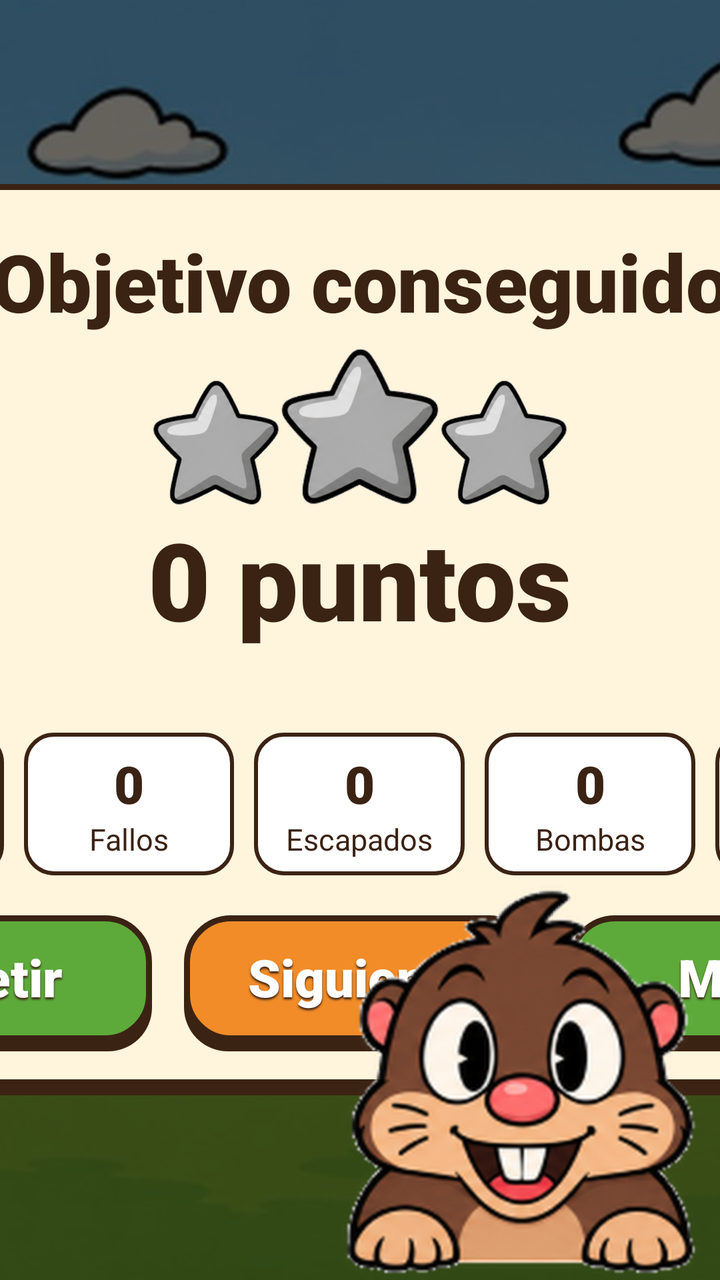
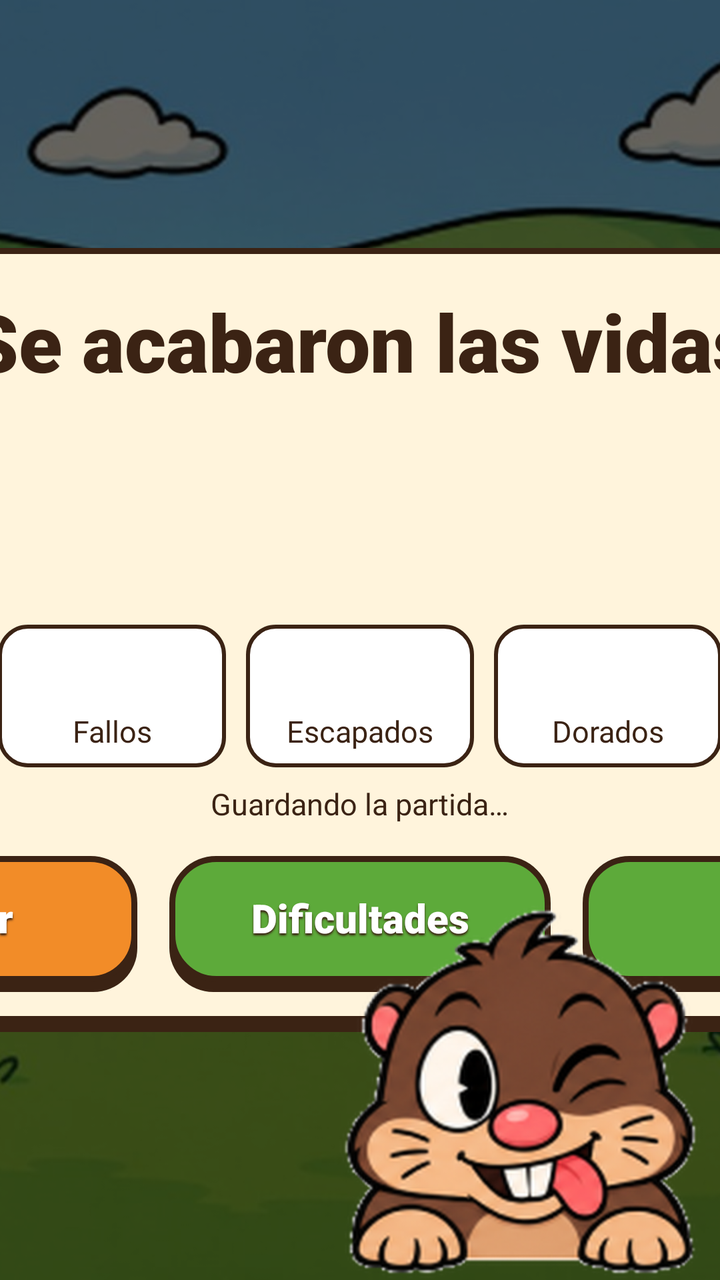

Screens rendered from an Android XML layout before and after an edit, with the pre-edit source and the edit as a unified diff.
<!-- AndroidManifest.xml: application theme Theme.Topohit -->
<!-- res/layout/activity_resultado.xml -->
<?xml version="1.0" encoding="utf-8"?>
<FrameLayout xmlns:android="http://schemas.android.com/apk/res/android"
    android:layout_width="match_parent"
    android:layout_height="match_parent">

    <ImageView
        android:id="@+id/imgFondo"
        android:layout_width="match_parent"
        android:layout_height="match_parent"
        android:scaleType="centerCrop"
        android:src="@drawable/fondo_partida_normal" />

    <View
        android:layout_width="match_parent"
        android:layout_height="match_parent"
        android:background="@color/oscurecer" />

    <LinearLayout
        android:id="@+id/layPanel"
        android:layout_width="620dp"
        android:layout_height="wrap_content"
        android:layout_gravity="center"
        android:background="@drawable/panel_crema"
        android:gravity="center_horizontal"
        android:orientation="vertical"
        android:padding="22dp">

        <TextView
            android:id="@+id/lblTitulo"
            style="@style/Titulo"
            android:layout_width="match_parent"
            android:layout_height="wrap_content"
            android:text="¡Objetivo conseguido!" />

        
        <LinearLayout
            android:id="@+id/layEstrellas"
            android:layout_width="wrap_content"
            android:layout_height="wrap_content"
            android:layout_marginTop="6dp"
            android:gravity="bottom"
            android:orientation="horizontal">

            <ImageView
                android:id="@+id/imgEstrella1"
                android:layout_width="64dp"
                android:layout_height="64dp"
                android:src="@drawable/estrella_vacia" />

            <ImageView
                android:id="@+id/imgEstrella2"
                android:layout_width="80dp"
                android:layout_height="80dp"
                android:src="@drawable/estrella_vacia" />

            <ImageView
                android:id="@+id/imgEstrella3"
                android:layout_width="64dp"
                android:layout_height="64dp"
                android:src="@drawable/estrella_vacia" />
        </LinearLayout>

        <TextView
            android:id="@+id/lblNuevoRecord"
            android:layout_width="wrap_content"
            android:layout_height="wrap_content"
            android:layout_marginTop="6dp"
            android:background="@drawable/chip_naranja"
            android:fontFamily="sans-serif-black"
            android:paddingLeft="18dp"
            android:paddingTop="4dp"
            android:paddingRight="18dp"
            android:paddingBottom="6dp"
            android:text="@string/nuevo_record"
            android:textColor="@color/blanco"
            android:textSize="@dimen/texto_pequeno"
            android:visibility="gone" />

        <TextView
            android:id="@+id/lblPuntos"
            android:layout_width="wrap_content"
            android:layout_height="wrap_content"
            android:fontFamily="sans-serif-black"
            android:text="0 puntos"
            android:textColor="@color/marron"
            android:textSize="@dimen/texto_puntos" />

        <TextView
            android:id="@+id/lblSubtitulo"
            android:layout_width="wrap_content"
            android:layout_height="wrap_content"
            android:textColor="@color/marron"
            android:textSize="@dimen/texto_normal"
            android:textStyle="bold" />

        <LinearLayout
            android:layout_width="match_parent"
            android:layout_height="wrap_content"
            android:layout_marginTop="14dp"
            android:orientation="horizontal">

                <LinearLayout
                    android:layout_width="0dp"
                    android:layout_height="wrap_content"
                    android:layout_marginLeft="5dp"
                    android:layout_marginRight="5dp"
                    android:layout_weight="1"
                    android:background="@drawable/dato"
                    android:orientation="vertical"
                    android:paddingTop="8dp"
                    android:paddingBottom="8dp">

                    <TextView
                        android:id="@+id/lblAciertos"
                        style="@style/DatoNumero"
                        android:text="0" />

                    <TextView
                        style="@style/DatoEtiqueta"
                        android:text="@string/aciertos" />
                </LinearLayout>

                <LinearLayout
                    android:layout_width="0dp"
                    android:layout_height="wrap_content"
                    android:layout_marginLeft="5dp"
                    android:layout_marginRight="5dp"
                    android:layout_weight="1"
                    android:background="@drawable/dato"
                    android:orientation="vertical"
                    android:paddingTop="8dp"
                    android:paddingBottom="8dp">

                    <TextView
                        android:id="@+id/lblFallos"
                        style="@style/DatoNumero"
                        android:text="0" />

                    <TextView
                        style="@style/DatoEtiqueta"
                        android:text="@string/fallos" />
                </LinearLayout>

                <LinearLayout
                    android:layout_width="0dp"
                    android:layout_height="wrap_content"
                    android:layout_marginLeft="5dp"
                    android:layout_marginRight="5dp"
                    android:layout_weight="1"
                    android:background="@drawable/dato"
                    android:orientation="vertical"
                    android:paddingTop="8dp"
                    android:paddingBottom="8dp">

                    <TextView
                        android:id="@+id/lblEscapados"
                        style="@style/DatoNumero"
                        android:text="0" />

                    <TextView
                        style="@style/DatoEtiqueta"
                        android:text="@string/escapados" />
                </LinearLayout>

                <LinearLayout
                    android:layout_width="0dp"
                    android:layout_height="wrap_content"
                    android:layout_marginLeft="5dp"
                    android:layout_marginRight="5dp"
                    android:layout_weight="1"
                    android:background="@drawable/dato"
                    android:orientation="vertical"
                    android:paddingTop="8dp"
                    android:paddingBottom="8dp">

                    <TextView
                        android:id="@+id/lblBombas"
                        style="@style/DatoNumero"
                        android:text="0" />

                    <TextView
                        style="@style/DatoEtiqueta"
                        android:text="@string/bombas" />
                </LinearLayout>

                <LinearLayout
                    android:layout_width="0dp"
                    android:layout_height="wrap_content"
                    android:layout_marginLeft="5dp"
                    android:layout_marginRight="5dp"
                    android:layout_weight="1"
                    android:background="@drawable/dato"
                    android:orientation="vertical"
                    android:paddingTop="8dp"
                    android:paddingBottom="8dp">

                    <TextView
                        android:id="@+id/lblRacha"
                        style="@style/DatoNumero"
                        android:text="0" />

                    <TextView
                        style="@style/DatoEtiqueta"
                        android:text="@string/mejor_racha" />
                </LinearLayout>
        </LinearLayout>

        <LinearLayout
            android:layout_width="match_parent"
            android:layout_height="wrap_content"
            android:layout_marginTop="20dp"
            android:orientation="horizontal">

            <TextView
                android:id="@+id/btnRepetir"
                style="@style/BotonJuego"
                android:layout_width="0dp"
                android:layout_marginLeft="8dp"
                android:layout_marginRight="8dp"
                android:layout_weight="1"
                android:background="@drawable/btn_verde"
                android:text="@string/repetir" />

            <TextView
                android:id="@+id/btnSiguiente"
                style="@style/BotonJuego"
                android:layout_width="0dp"
                android:layout_marginLeft="8dp"
                android:layout_marginRight="8dp"
                android:layout_weight="1"
                android:background="@drawable/btn_naranja"
                android:text="@string/siguiente" />

            <TextView
                android:id="@+id/btnMenu"
                style="@style/BotonJuego"
                android:layout_width="0dp"
                android:layout_marginLeft="8dp"
                android:layout_marginRight="8dp"
                android:layout_weight="1"
                android:background="@drawable/btn_verde"
                android:text="@string/menu" />
        </LinearLayout>
    </LinearLayout>

    <ImageView
        android:id="@+id/imgTopo"
        android:layout_width="200dp"
        android:layout_height="220dp"
        android:layout_gravity="bottom|end"
        android:src="@drawable/topo_normal_03_feliz" />
</FrameLayout>
<!-- resources referenced by this layout -->
<resources>
  <color name="blanco">#FFFFFF</color>
  <color name="marron">#3B2314</color>
  <color name="oscurecer">#99000000</color>
  <dimen name="texto_normal">20sp</dimen>
  <dimen name="texto_pequeno">15sp</dimen>
  <dimen name="texto_puntos">54sp</dimen>
  <!-- drawable dato (drawable) -->
  <?xml version="1.0" encoding="utf-8"?>
  <shape xmlns:android="http://schemas.android.com/apk/res/android" android:shape="rectangle">
      <corners android:radius="14dp" />
      <solid android:color="@color/blanco" />
      <stroke android:width="2dp" android:color="@color/marron" />
  </shape>
  <!-- drawable estrella_vacia: png bitmap (drawable-nodpi, 81219 bytes) -->
  <!-- drawable topo_normal_03_feliz: png bitmap (drawable-nodpi, 133521 bytes) -->
  <string name="aciertos">Aciertos</string>
  <string name="bombas">Bombas</string>
  <string name="escapados">Escapados</string>
  <string name="fallos">Fallos</string>
  <string name="mejor_racha">Mejor racha</string>
  <string name="menu">Menú</string>
  <string name="nuevo_record">¡NUEVO RÉCORD!</string>
  <string name="repetir">Repetir</string>
  <string name="siguiente">Siguiente</string>
  <style name="Titulo">
          <item name="android:textSize">@dimen/texto_titulo</item>
          <item name="android:fontFamily">sans-serif-black</item>
          <item name="android:textStyle">bold</item>
          <item name="android:textColor">@color/marron</item>
          <item name="android:gravity">center</item>
      </style>
  <color name="naranja">#F28C28</color>
  <color name="verde">#5DAA3A</color>
  <color name="crema">#FFF4DC</color>
  <dimen name="alto_boton">68dp</dimen>
  <dimen name="texto_boton">26sp</dimen>
  <dimen name="texto_grande">26sp</dimen>
  <dimen name="texto_titulo">40sp</dimen>
  <!-- unchanged entries left out for length: 9 -->
</resources>

<!-- the commit's change to res/layout/activity_resultado.xml (unified diff, before → after) -->
@@ -4,9 +4,10 @@
     android:layout_height="match_parent">
 
     <ImageView
-        android:id="@+id/imgFondo"
+        android:id="@+id/ImgResultadoFondo"
         android:layout_width="match_parent"
         android:layout_height="match_parent"
+        android:contentDescription="@null"
         android:scaleType="centerCrop"
         android:src="@drawable/fondo_partida_normal" />
 
@@ -16,237 +17,156 @@
         android:background="@color/oscurecer" />
 
     <LinearLayout
-        android:id="@+id/layPanel"
-        android:layout_width="620dp"
+        android:id="@+id/LayResultadoPanel"
+        android:layout_width="@dimen/ancho_panel_resultado"
         android:layout_height="wrap_content"
         android:layout_gravity="center"
         android:background="@drawable/panel_crema"
         android:gravity="center_horizontal"
         android:orientation="vertical"
-        android:padding="22dp">
+        android:padding="@dimen/relleno_panel_pequeno">
 
         <TextView
-            android:id="@+id/lblTitulo"
+            android:id="@+id/LblResultadoTitulo"
             style="@style/Titulo"
             android:layout_width="match_parent"
             android:layout_height="wrap_content"
-            android:text="¡Objetivo conseguido!" />
-
-        
-        <LinearLayout
-            android:id="@+id/layEstrellas"
-            android:layout_width="wrap_content"
-            android:layout_height="wrap_content"
-            android:layout_marginTop="6dp"
-            android:gravity="bottom"
-            android:orientation="horizontal">
-
-            <ImageView
-                android:id="@+id/imgEstrella1"
-                android:layout_width="64dp"
-                android:layout_height="64dp"
-                android:src="@drawable/estrella_vacia" />
-
-            <ImageView
-                android:id="@+id/imgEstrella2"
-                android:layout_width="80dp"
-                android:layout_height="80dp"
-                android:src="@drawable/estrella_vacia" />
-
-            <ImageView
-                android:id="@+id/imgEstrella3"
-                android:layout_width="64dp"
-                android:layout_height="64dp"
-                android:src="@drawable/estrella_vacia" />
-        </LinearLayout>
+            android:text="@string/resultado_titulo" />
 
         <TextView
-            android:id="@+id/lblNuevoRecord"
-            android:layout_width="wrap_content"
-            android:layout_height="wrap_content"
-            android:layout_marginTop="6dp"
-            android:background="@drawable/chip_naranja"
-            android:fontFamily="sans-serif-black"
-            android:paddingLeft="18dp"
-            android:paddingTop="4dp"
-            android:paddingRight="18dp"
-            android:paddingBottom="6dp"
+            android:id="@+id/LblResultadoNuevoRecord"
+            style="@style/Chip"
+            android:layout_marginTop="@dimen/separacion_mini"
             android:text="@string/nuevo_record"
-            android:textColor="@color/blanco"
-            android:textSize="@dimen/texto_pequeno"
             android:visibility="gone" />
 
         <TextView
-            android:id="@+id/lblPuntos"
+            android:id="@+id/LblResultadoPuntos"
             android:layout_width="wrap_content"
             android:layout_height="wrap_content"
             android:fontFamily="sans-serif-black"
-            android:text="0 puntos"
             android:textColor="@color/marron"
             android:textSize="@dimen/texto_puntos" />
 
         <TextView
-            android:id="@+id/lblSubtitulo"
+            android:id="@+id/LblResultadoSubtitulo"
             android:layout_width="wrap_content"
             android:layout_height="wrap_content"
             android:textColor="@color/marron"
             android:textSize="@dimen/texto_normal"
             android:textStyle="bold" />
 
-        <LinearLayout
-            android:layout_width="match_parent"
-            android:layout_height="wrap_content"
-            android:layout_marginTop="14dp"
-            android:orientation="horizontal">
-
-                <LinearLayout
-                    android:layout_width="0dp"
-                    android:layout_height="wrap_content"
-                    android:layout_marginLeft="5dp"
-                    android:layout_marginRight="5dp"
-                    android:layout_weight="1"
-                    android:background="@drawable/dato"
-                    android:orientation="vertical"
-                    android:paddingTop="8dp"
-                    android:paddingBottom="8dp">
-
-                    <TextView
-                        android:id="@+id/lblAciertos"
-                        style="@style/DatoNumero"
-                        android:text="0" />
-
-                    <TextView
-                        style="@style/DatoEtiqueta"
-                        android:text="@string/aciertos" />
-                </LinearLayout>
-
-                <LinearLayout
-                    android:layout_width="0dp"
-                    android:layout_height="wrap_content"
-                    android:layout_marginLeft="5dp"
-                    android:layout_marginRight="5dp"
-                    android:layout_weight="1"
-                    android:background="@drawable/dato"
-                    android:orientation="vertical"
-                    android:paddingTop="8dp"
-                    android:paddingBottom="8dp">
-
-                    <TextView
-                        android:id="@+id/lblFallos"
-                        style="@style/DatoNumero"
-                        android:text="0" />
-
-                    <TextView
-                        style="@style/DatoEtiqueta"
-                        android:text="@string/fallos" />
-                </LinearLayout>
-
-                <LinearLayout
-                    android:layout_width="0dp"
-                    android:layout_height="wrap_content"
-                    android:layout_marginLeft="5dp"
-                    android:layout_marginRight="5dp"
-                    android:layout_weight="1"
-                    android:background="@drawable/dato"
-                    android:orientation="vertical"
-                    android:paddingTop="8dp"
-                    android:paddingBottom="8dp">
-
-                    <TextView
-                        android:id="@+id/lblEscapados"
-                        style="@style/DatoNumero"
-                        android:text="0" />
-
-                    <TextView
-                        style="@style/DatoEtiqueta"
-                        android:text="@string/escapados" />
-                </LinearLayout>
-
-                <LinearLayout
-                    android:layout_width="0dp"
-                    android:layout_height="wrap_content"
-                    android:layout_marginLeft="5dp"
-                    android:layout_marginRight="5dp"
-                    android:layout_weight="1"
-                    android:background="@drawable/dato"
-                    android:orientation="vertical"
-                    android:paddingTop="8dp"
-                    android:paddingBottom="8dp">
-
-                    <TextView
-                        android:id="@+id/lblBombas"
-                        style="@style/DatoNumero"
-                        android:text="0" />
-
-                    <TextView
-                        style="@style/DatoEtiqueta"
-                        android:text="@string/bombas" />
-                </LinearLayout>
-
-                <LinearLayout
-                    android:layout_width="0dp"
-                    android:layout_height="wrap_content"
-                    android:layout_marginLeft="5dp"
-                    android:layout_marginRight="5dp"
-                    android:layout_weight="1"
-                    android:background="@drawable/dato"
-                    android:orientation="vertical"
-                    android:paddingTop="8dp"
-                    android:paddingBottom="8dp">
-
-                    <TextView
-                        android:id="@+id/lblRacha"
-                        style="@style/DatoNumero"
-                        android:text="0" />
-
-                    <TextView
-                        style="@style/DatoEtiqueta"
-                        android:text="@string/mejor_racha" />
-                </LinearLayout>
-        </LinearLayout>
+        
+        <TextView
+            android:id="@+id/LblResultadoDesbloqueo"
+            style="@style/Chip"
+            android:layout_marginTop="@dimen/separacion_pequena"
+            android:background="@drawable/chip_verde"
+            android:textSize="@dimen/texto_normal"
+            android:visibility="gone" />
 
         <LinearLayout
             android:layout_width="match_parent"
             android:layout_height="wrap_content"
-            android:layout_marginTop="20dp"
+            android:layout_marginTop="@dimen/separacion"
+            android:orientation="horizontal">
+
+            <LinearLayout style="@style/CajaDato">
+
+                <TextView
+                    android:id="@+id/LblResultadoAciertos"
+                    style="@style/DatoNumero" />
+
+                <TextView
+                    style="@style/DatoEtiqueta"
+                    android:text="@string/aciertos" />
+            </LinearLayout>
+
+            <LinearLayout style="@style/CajaDato">
+
+                <TextView
+                    android:id="@+id/LblResultadoFallos"
+                    style="@style/DatoNumero" />
+
+                <TextView
+                    style="@style/DatoEtiqueta"
+                    android:text="@string/fallos" />
+            </LinearLayout>
+
+            <LinearLayout style="@style/CajaDato">
+
+                <TextView
+                    android:id="@+id/LblResultadoEscapados"
+                    style="@style/DatoNumero" />
+
+                <TextView
+                    style="@style/DatoEtiqueta"
+                    android:text="@string/escapados" />
+            </LinearLayout>
+
+            <LinearLayout style="@style/CajaDato">
+
+                <TextView
+                    android:id="@+id/LblResultadoDorados"
+                    style="@style/DatoNumero" />
+
+                <TextView
+                    style="@style/DatoEtiqueta"
+                    android:text="@string/dorados" />
+            </LinearLayout>
+
+            <LinearLayout style="@style/CajaDato">
+
+                <TextView
+                    android:id="@+id/LblResultadoRacha"
+                    style="@style/DatoNumero" />
+
+                <TextView
+                    style="@style/DatoEtiqueta"
+                    android:text="@string/mejor_racha" />
+            </LinearLayout>
+        </LinearLayout>
+
+        <TextView
+            android:id="@+id/LblResultadoGuardado"
+            android:layout_width="wrap_content"
+            android:layout_height="wrap_content"
+            android:layout_marginTop="@dimen/separacion_pequena"
+            android:text="@string/resultado_guardando"
+            android:textColor="@color/marron"
+            android:textSize="@dimen/texto_pequeno" />
+
+        <LinearLayout
+            android:layout_width="match_parent"
+            android:layout_height="wrap_content"
+            android:layout_marginTop="@dimen/separacion"
             android:orientation="horizontal">
 
             <TextView
-                android:id="@+id/btnRepetir"
-                style="@style/BotonJuego"
-                android:layout_width="0dp"
-                android:layout_marginLeft="8dp"
-                android:layout_marginRight="8dp"
-                android:layout_weight="1"
-                android:background="@drawable/btn_verde"
+                android:id="@+id/BtnResultadoRepetir"
+                style="@style/BotonFila"
+                android:background="@drawable/btn_naranja"
                 android:text="@string/repetir" />
 
             <TextView
-                android:id="@+id/btnSiguiente"
-                style="@style/BotonJuego"
-                android:layout_width="0dp"
-                android:layout_marginLeft="8dp"
-                android:layout_marginRight="8dp"
-                android:layout_weight="1"
-                android:background="@drawable/btn_naranja"
-                android:text="@string/siguiente" />
+                android:id="@+id/BtnResultadoDificultades"
+                style="@style/BotonFila"
+                android:background="@drawable/btn_verde"
+                android:text="@string/dificultades" />
 
             <TextView
-                android:id="@+id/btnMenu"
-                style="@style/BotonJuego"
-                android:layout_width="0dp"
-                android:layout_marginLeft="8dp"
-                android:layout_marginRight="8dp"
-                android:layout_weight="1"
+                android:id="@+id/BtnResultadoMenu"
+                style="@style/BotonFila"
                 android:background="@drawable/btn_verde"
                 android:text="@string/menu" />
         </LinearLayout>
     </LinearLayout>
 
     <ImageView
-        android:id="@+id/imgTopo"
-        android:layout_width="200dp"
-        android:layout_height="220dp"
+        android:id="@+id/ImgResultadoTopo"
+        android:layout_width="@dimen/topo_resultado_ancho"
+        android:layout_height="@dimen/topo_resultado_alto"
         android:layout_gravity="bottom|end"
-        android:src="@drawable/topo_normal_03_feliz" />
+        android:contentDescription="@null"
+        android:src="@drawable/topo_normal_07_burlon" />
 </FrameLayout>
<!-- resource entries referenced after the edit -->
@@ -3,9 +3,24 @@
   <color name="blanco">#FFFFFF</color>
   <color name="marron">#3B2314</color>
   <color name="oscurecer">#99000000</color>
+  <dimen name="ancho_panel_resultado">660dp</dimen>
+  <dimen name="relleno_panel_pequeno">20dp</dimen>
+  <dimen name="separacion">16dp</dimen>
+  <dimen name="separacion_mini">4dp</dimen>
+  <dimen name="separacion_pequena">8dp</dimen>
   <dimen name="texto_normal">20sp</dimen>
   <dimen name="texto_pequeno">15sp</dimen>
   <dimen name="texto_puntos">54sp</dimen>
+  <dimen name="topo_resultado_alto">220dp</dimen>
+  <dimen name="topo_resultado_ancho">200dp</dimen>
+  <!-- drawable chip_verde (drawable) -->
+  <?xml version="1.0" encoding="utf-8"?>
+  <shape xmlns:android="http://schemas.android.com/apk/res/android" android:shape="rectangle">
+      <corners android:radius="30dp" />
+      <solid android:color="@color/verde" />
+      <stroke android:width="3dp" android:color="@color/marron" />
+  </shape>
+  <!-- drawable topo_normal_07_burlon: png bitmap (drawable-nodpi, 126253 bytes) -->
   <!-- drawable dato (drawable) -->
   <?xml version="1.0" encoding="utf-8"?>
   <shape xmlns:android="http://schemas.android.com/apk/res/android" android:shape="rectangle">
@@ -13,17 +28,47 @@
       <solid android:color="@color/blanco" />
       <stroke android:width="2dp" android:color="@color/marron" />
   </shape>
-  <!-- drawable estrella_vacia: png bitmap (drawable-nodpi, 81219 bytes) -->
-  <!-- drawable topo_normal_03_feliz: png bitmap (drawable-nodpi, 133521 bytes) -->
   <string name="aciertos">Aciertos</string>
-  <string name="bombas">Bombas</string>
+  <string name="dificultades">Dificultades</string>
+  <string name="dorados">Dorados</string>
   <string name="escapados">Escapados</string>
   <string name="fallos">Fallos</string>
   <string name="mejor_racha">Mejor racha</string>
   <string name="menu">Menú</string>
   <string name="nuevo_record">¡NUEVO RÉCORD!</string>
   <string name="repetir">Repetir</string>
-  <string name="siguiente">Siguiente</string>
+  <string name="resultado_guardando">Guardando la partida…</string>
+  <string name="resultado_titulo">¡Se acabaron las vidas!</string>
+  <style name="BotonFila" parent="BotonJuego">
+          <item name="android:layout_width">0dp</item>
+          <item name="android:layout_weight">1</item>
+          <item name="android:layout_marginLeft">8dp</item>
+          <item name="android:layout_marginRight">8dp</item>
+          <item name="android:textSize">@dimen/texto_normal</item>
+      </style>
+  <style name="CajaDato">
+          <item name="android:layout_width">0dp</item>
+          <item name="android:layout_height">wrap_content</item>
+          <item name="android:layout_weight">1</item>
+          <item name="android:layout_marginLeft">5dp</item>
+          <item name="android:layout_marginRight">5dp</item>
+          <item name="android:background">@drawable/dato</item>
+          <item name="android:orientation">vertical</item>
+          <item name="android:paddingTop">8dp</item>
+          <item name="android:paddingBottom">8dp</item>
+      </style>
+  <style name="Chip">
+          <item name="android:layout_width">wrap_content</item>
+          <item name="android:layout_height">wrap_content</item>
+          <item name="android:background">@drawable/chip_naranja</item>
+          <item name="android:fontFamily">sans-serif-black</item>
+          <item name="android:paddingLeft">18dp</item>
+          <item name="android:paddingTop">4dp</item>
+          <item name="android:paddingRight">18dp</item>
+          <item name="android:paddingBottom">6dp</item>
+          <item name="android:textColor">@color/blanco</item>
+          <item name="android:textSize">@dimen/texto_pequeno</item>
+      </style>
   <style name="Titulo">
           <item name="android:textSize">@dimen/texto_titulo</item>
           <item name="android:fontFamily">sans-serif-black</item>
